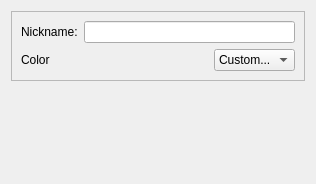
Old version of the form kobby/dialogs/profilesettingswidget.ui in the repository KDE/kte-collaborative.
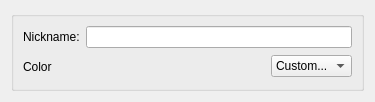
New version of the form. Custom widgets are drawn as their Qt base class.

```diff
--- a/kobby/dialogs/profilesettingswidget.ui
+++ b/kobby/dialogs/profilesettingswidget.ui
@@ -5,8 +5,8 @@
    <rect>
     <x>0</x>
     <y>0</y>
-    <width>316</width>
-    <height>184</height>
+    <width>375</width>
+    <height>93</height>
    </rect>
   </property>
   <property name="windowTitle" >
@@ -14,12 +14,9 @@
   </property>
   <layout class="QVBoxLayout" name="verticalLayout" >
    <item>
-    <widget class="QFrame" name="frame" >
-     <property name="frameShape" >
-      <enum>QFrame::StyledPanel</enum>
-     </property>
-     <property name="frameShadow" >
-      <enum>QFrame::Raised</enum>
+    <widget class="QGroupBox" name="groupBox" >
+     <property name="title" >
+      <string/>
      </property>
      <layout class="QGridLayout" name="gridLayout" >
       <item row="0" column="0" >
@@ -48,8 +45,8 @@
           </property>
           <property name="sizeHint" stdset="0" >
            <size>
-            <width>40</width>
-            <height>20</height>
+            <width>118</width>
+            <height>25</height>
            </size>
           </property>
          </spacer>
@@ -168,7 +165,7 @@
      <property name="sizeHint" stdset="0" >
       <size>
        <width>20</width>
-       <height>70</height>
+       <height>81</height>
       </size>
      </property>
     </spacer>
```
Left out of the diff: 9 changed lines with no effect on the pictures.
